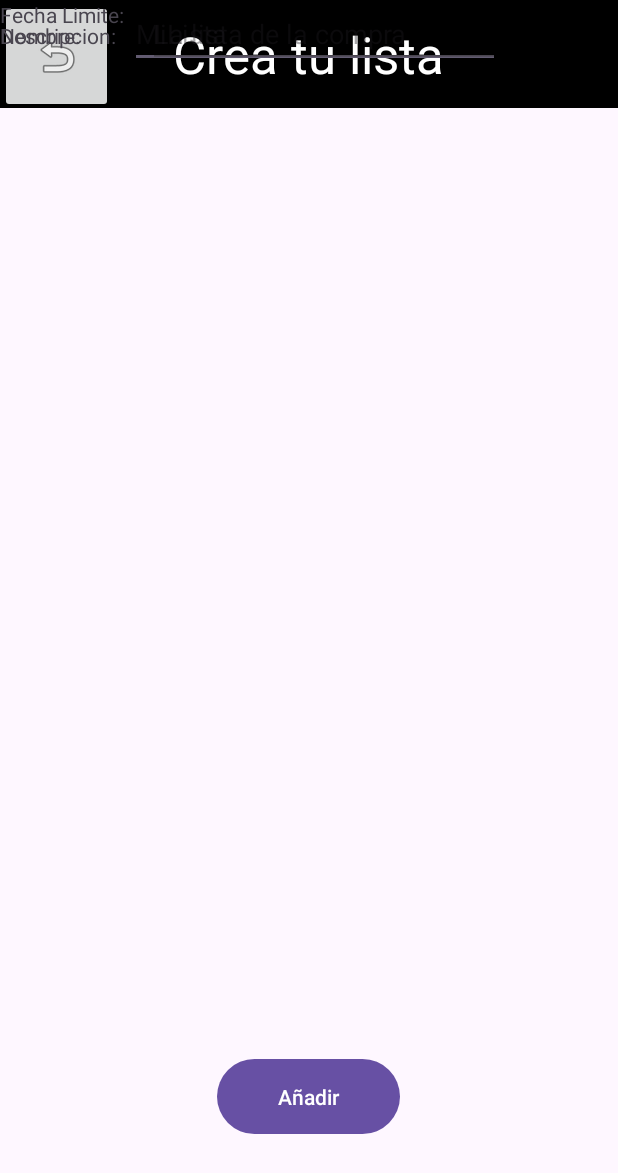
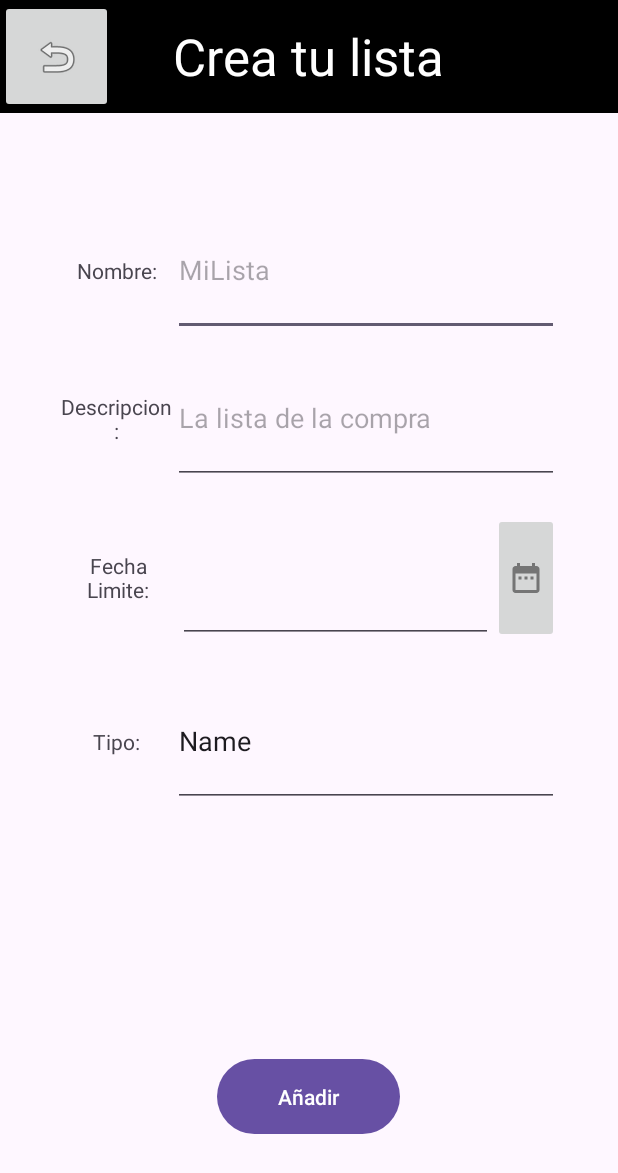
Before and after one commit to DavidSuarezRincon/SuperList, an Android app: the AniadirListaActivity screen opened directly, with no data from a screen before it, on a phone screen of 412 x 824 dp. Shown: the top 1173 px of the screen. Run offline under Robolectric (Android 15) with nearby library versions, the phone set to English and light mode, and no system bars.

Commit message:
algunos cambios en la activity meter listas

```diff
--- a/app/src/main/java/com/david/superlist/AniadirListaActivity.java
+++ b/app/src/main/java/com/david/superlist/AniadirListaActivity.java
@@ -1,19 +1,16 @@
 package com.david.superlist;
-
-import androidx.appcompat.app.AppCompatActivity;
 
 import android.os.Bundle;
 import android.text.TextUtils;
 import android.widget.Button;
+import android.widget.EditText;
 import android.widget.ImageButton;
-import android.widget.TextView;
 
-import java.util.ArrayList;
+import androidx.appcompat.app.AppCompatActivity;
 
 public class AniadirListaActivity extends AppCompatActivity {
 
-    TextView nombre;
-    TextView descripcion;
+    EditText nombre, descripcion;
     Button botonAniadir;
     ImageButton botonVolver;
 
@@ -30,8 +27,8 @@ public class AniadirListaActivity extends AppCompatActivity {
         botonVolver.setOnClickListener(v -> {
             finish();
         });
-        //nombre = findViewById(R.id.editTextNombreLista);
-        //descripcion = findViewById(R.id.editTextDescripcionLista);
+        nombre = findViewById(R.id.NombreEditText);
+        descripcion = findViewById(R.id.DescripcionEditText);
 
 
         botonAniadir = findViewById(R.id.botonAniadirListaActivity);
@@ -40,11 +37,23 @@ public class AniadirListaActivity extends AppCompatActivity {
             String elNombre = nombre.getText().toString();
             String laDescripcion = descripcion.getText().toString();
 
-            if (!TextUtils.isEmpty(elNombre.trim()) && !TextUtils.isEmpty(laDescripcion.trim())) {
-                finish();
+            if (TextUtils.isEmpty(elNombre.trim()) && !TextUtils.isEmpty(laDescripcion.trim())) {
+                ponerError(nombre);
+                ponerError(descripcion);
+                return;
+
             }
 
+            finish();
 
         });
+
+
+    }
+
+    private void ponerError(EditText et) {
+
+        et.setError("Este campo es obligatorio.");
+
     }
 }
--- /dev/null
+++ b/app/src/main/res/drawable-anydpi/ic_calendario_fecha.xml
@@ -0,0 +1,11 @@
+<vector xmlns:android="http://schemas.android.com/apk/res/android"
+    android:width="24dp"
+    android:height="24dp"
+    android:viewportWidth="24"
+    android:viewportHeight="24"
+    android:tint="#333333"
+    android:alpha="0.6">
+  <path
+      android:fillColor="@android:color/white"
+      android:pathData="M9,11L7,11v2h2v-2zM13,11h-2v2h2v-2zM17,11h-2v2h2v-2zM19,4h-1L18,2h-2v2L8,4L8,2L6,2v2L5,4c-1.11,0 -1.99,0.9 -1.99,2L3,20c0,1.1 0.89,2 2,2h14c1.1,0 2,-0.9 2,-2L21,6c0,-1.1 -0.9,-2 -2,-2zM19,20L5,20L5,9h14v11z"/>
+</vector>
--- a/app/src/main/res/layout/activity_aniadirlista.xml
+++ b/app/src/main/res/layout/activity_aniadirlista.xml
@@ -9,9 +9,11 @@
     <LinearLayout
         android:id="@+id/CabeceraLinearLayout"
         android:layout_width="413dp"
-        android:layout_height="72dp"
+        android:layout_height="wrap_content"
+        android:layout_marginBottom="61dp"
         android:background="#000000"
         android:orientation="horizontal"
+        app:layout_constraintBottom_toTopOf="@+id/NombreListaLinearLayout"
         app:layout_constraintStart_toStartOf="parent"
         app:layout_constraintTop_toTopOf="parent">
 
@@ -37,23 +39,29 @@
 
     <LinearLayout
         android:id="@+id/NombreListaLinearLayout"
-        android:layout_width="333dp"
-        android:layout_height="65dp"
+        android:layout_width="0dp"
+        android:layout_height="0dp"
+        android:layout_marginStart="39dp"
+        android:layout_marginEnd="39dp"
+        android:layout_marginBottom="11dp"
         android:orientation="horizontal"
-        tools:layout_editor_absoluteX="39dp"
-        tools:layout_editor_absoluteY="133dp">
+        app:layout_constraintBottom_toTopOf="@+id/DescripcionLayoutLinearLayout"
+        app:layout_constraintEnd_toEndOf="parent"
+        app:layout_constraintStart_toStartOf="parent"
+        app:layout_constraintTop_toBottomOf="@+id/CabeceraLinearLayout">
 
         <TextView
             android:id="@+id/NombreTextView"
-            android:layout_width="wrap_content"
-            android:layout_height="wrap_content"
+            android:layout_width="32dp"
+            android:layout_height="match_parent"
             android:layout_weight="1"
+            android:gravity="center_horizontal|center_vertical"
             android:text="Nombre:" />
 
         <EditText
             android:id="@+id/NombreEditText"
             android:layout_width="wrap_content"
-            android:layout_height="wrap_content"
+            android:layout_height="match_parent"
             android:layout_weight="1"
             android:ems="10"
             android:hint="MiLista"
@@ -62,23 +70,29 @@
 
     <LinearLayout
         android:id="@+id/DescripcionLayoutLinearLayout"
-        android:layout_width="333dp"
-        android:layout_height="65dp"
+        android:layout_width="0dp"
+        android:layout_height="0dp"
+        android:layout_marginStart="39dp"
+        android:layout_marginEnd="39dp"
+        android:layout_marginBottom="19dp"
         android:orientation="horizontal"
-        tools:layout_editor_absoluteX="39dp"
-        tools:layout_editor_absoluteY="209dp">
+        app:layout_constraintBottom_toTopOf="@+id/FechaLimiteLinearLayout"
+        app:layout_constraintEnd_toEndOf="parent"
+        app:layout_constraintStart_toStartOf="parent"
+        app:layout_constraintTop_toBottomOf="@+id/NombreListaLinearLayout">
 
         <TextView
             android:id="@+id/DescripcionTextView"
-            android:layout_width="wrap_content"
-            android:layout_height="wrap_content"
+            android:layout_width="32dp"
+            android:layout_height="match_parent"
             android:layout_weight="1"
+            android:gravity="center_horizontal|center_vertical"
             android:text="Descripcion:" />
 
         <EditText
             android:id="@+id/DescripcionEditText"
             android:layout_width="wrap_content"
-            android:layout_height="wrap_content"
+            android:layout_height="match_parent"
             android:layout_weight="1"
             android:ems="10"
             android:hint="La lista de la compra"
@@ -87,28 +101,72 @@
 
     <LinearLayout
         android:id="@+id/FechaLimiteLinearLayout"
-        android:layout_width="333dp"
-        android:layout_height="65dp"
+        android:layout_width="0dp"
+        android:layout_height="0dp"
+        android:layout_marginStart="39dp"
+        android:layout_marginEnd="39dp"
+        android:layout_marginBottom="22dp"
         android:orientation="horizontal"
-        tools:layout_editor_absoluteX="39dp"
-        tools:layout_editor_absoluteY="293dp">
+        app:layout_constraintBottom_toTopOf="@+id/TipoListaLinerLayout"
+        app:layout_constraintEnd_toEndOf="parent"
+        app:layout_constraintStart_toStartOf="parent"
+        app:layout_constraintTop_toBottomOf="@+id/DescripcionLayoutLinearLayout">
 
         <TextView
             android:id="@+id/FechaLimiteTextView"
             android:layout_width="wrap_content"
-            android:layout_height="wrap_content"
+            android:layout_height="match_parent"
             android:layout_weight="1"
+            android:gravity="center_horizontal|center_vertical"
             android:text="Fecha Limite:" />
+
+        <EditText
+            android:id="@+id/editTextDate"
+            android:layout_width="wrap_content"
+            android:layout_height="match_parent"
+            android:layout_weight="1"
+            android:ems="10"
+            android:inputType="date" />
+
+        <ImageButton
+            android:id="@+id/imageButton2"
+            android:layout_width="wrap_content"
+            android:layout_height="match_parent"
+            android:layout_weight="1"
+            app:srcCompat="@drawable/ic_calendario_fecha" />
 
     </LinearLayout>
 
     <LinearLayout
         android:id="@+id/TipoListaLinerLayout"
-        android:layout_width="333dp"
-        android:layout_height="65dp"
+        android:layout_width="0dp"
+        android:layout_height="0dp"
+        android:layout_marginStart="39dp"
+        android:layout_marginEnd="39dp"
+        android:layout_marginBottom="286dp"
         android:orientation="horizontal"
-        tools:layout_editor_absoluteX="39dp"
-        tools:layout_editor_absoluteY="380dp"></LinearLayout>
+        app:layout_constraintBottom_toBottomOf="parent"
+        app:layout_constraintEnd_toEndOf="parent"
+        app:layout_constraintStart_toStartOf="parent"
+        app:layout_constraintTop_toBottomOf="@+id/FechaLimiteLinearLayout">
+
+        <TextView
+            android:id="@+id/textView"
+            android:layout_width="32dp"
+            android:layout_height="match_parent"
+            android:layout_weight="1"
+            android:gravity="center_horizontal|center_vertical"
+            android:text="Tipo:" />
+
+        <EditText
+            android:id="@+id/editTextText2"
+            android:layout_width="wrap_content"
+            android:layout_height="match_parent"
+            android:layout_weight="1"
+            android:ems="10"
+            android:inputType="text"
+            android:text="Name" />
+    </LinearLayout>
 
     <Button
         android:id="@+id/botonAniadirListaActivity"
```
Also changed, not shown: app/src/main/res/drawable-hdpi/ic_calendario_fecha.png (added), app/src/main/res/drawable-mdpi/ic_calendario_fecha.png (added), app/src/main/res/drawable-xhdpi/ic_calendario_fecha.png (added), app/src/main/res/drawable-xxhdpi/ic_calendario_fecha.png (added).
